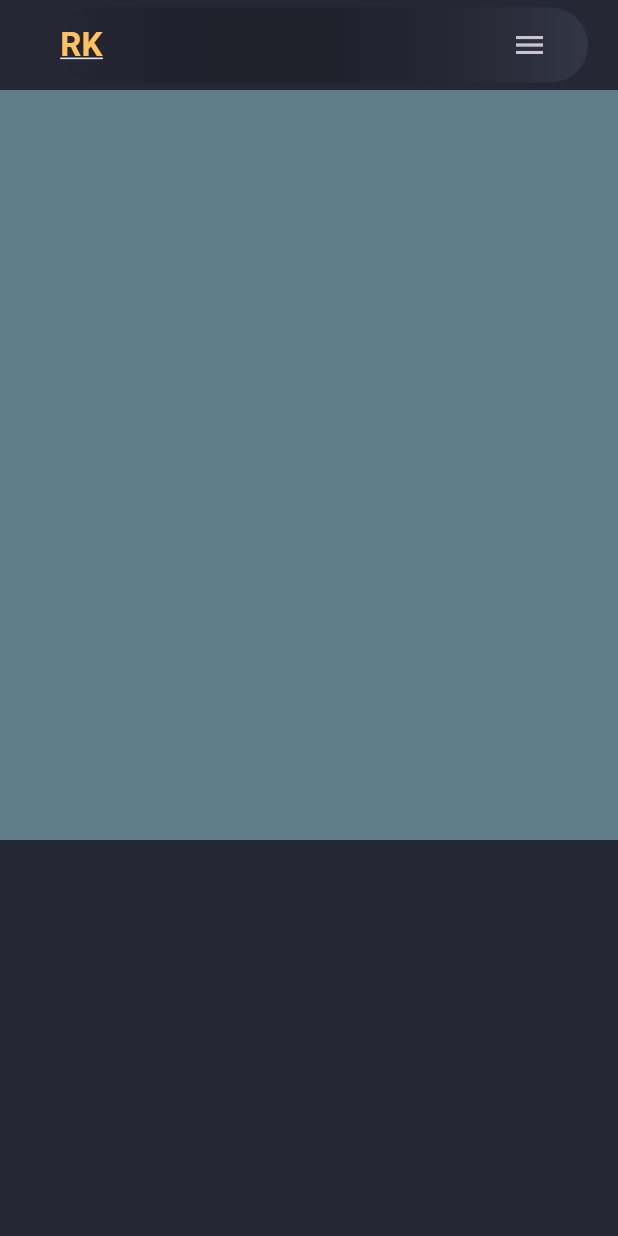
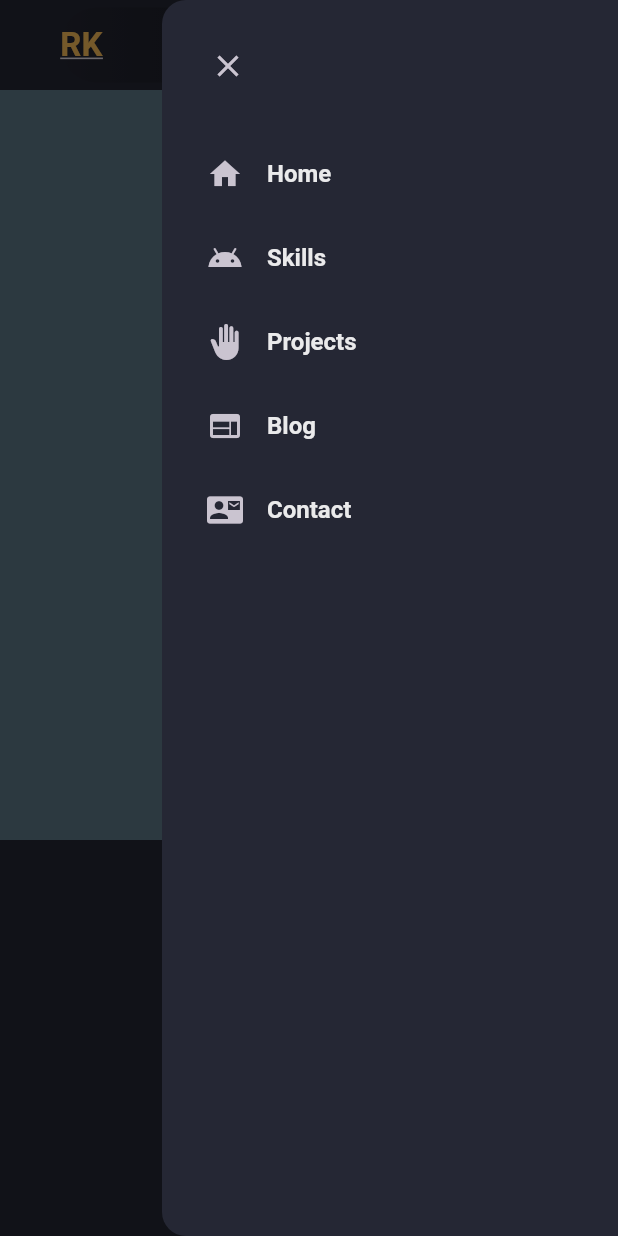
Before and after one commit to rajukarki467/protfolio_model, a Flutter app: the screen it shows after launch, with the side drawer open (before the commit the screen has no drawer), on a phone screen of 412 x 824 dp. Run offline on Flutter 3.47's test engine with Material 3 defaults, Android fonts, the phone set to English and light mode, and no system bars.

Commit message:
making a drawer for mobile

```diff
--- a/lib/constants/nav_items.dart
+++ b/lib/constants/nav_items.dart
@@ -1 +1,11 @@
+import 'package:flutter/material.dart';
+
 List<String> navTitles = ["Home", "Skills", "Projects", "Blog", "Contact"];
+
+List<IconData> navIcons = [
+  Icons.home,
+  Icons.android_outlined,
+  Icons.back_hand,
+  Icons.web,
+  Icons.quick_contacts_mail,
+];
--- a/lib/pages/home_page.dart
+++ b/lib/pages/home_page.dart
@@ -1,10 +1,7 @@
 import 'package:flutter/material.dart';
 import 'package:my_portfolio/constants/colors.dart';
-import 'package:my_portfolio/constants/nav_items.dart';
-import 'package:my_portfolio/style/text_style.dart';
-import 'package:my_portfolio/widgets/header_dasktop.dart';
+import 'package:my_portfolio/widgets/drawer_mobile.dart';
 import 'package:my_portfolio/widgets/header_mobile.dart';
-import 'package:my_portfolio/widgets/site_logo.dart';
 
 class HomePage extends StatefulWidget {
   const HomePage({super.key});
@@ -14,16 +11,24 @@ class HomePage extends StatefulWidget {
 }
 
 class _HomePageState extends State<HomePage> {
+  final scaffoldKey = GlobalKey<ScaffoldState>();
   @override
   Widget build(BuildContext context) {
     return Scaffold(
+      key: scaffoldKey,
+      endDrawer: const DrawerMobile(),
       backgroundColor: CustomColor.ScaffoldBg,
       body: ListView(
         scrollDirection: Axis.vertical,
         children: [
           //MAIN
           // HeaderDesktop(),
-          HeaderMobile(onLogoTap: () {}, onMenuTap: () {}),
+          HeaderMobile(
+            onLogoTap: () {},
+            onMenuTap: () {
+              scaffoldKey.currentState?.openEndDrawer();
+            },
+          ),
 
           //SKILL
           Container(
--- /dev/null
+++ b/lib/widgets/drawer_mobile.dart
@@ -0,0 +1,43 @@
+import 'package:flutter/material.dart';
+import 'package:my_portfolio/constants/colors.dart';
+import 'package:my_portfolio/constants/nav_items.dart';
+
+class DrawerMobile extends StatelessWidget {
+  const DrawerMobile({super.key});
+
+  @override
+  Widget build(BuildContext context) {
+    return Drawer(
+      backgroundColor: CustomColor.ScaffoldBg,
+      child: ListView(
+        children: [
+          Align(
+            alignment: Alignment.centerLeft,
+            child: Padding(
+              padding: const EdgeInsets.only(left: 20, top: 20, bottom: 20),
+              child: IconButton(
+                onPressed: () {
+                  Navigator.of(context).pop();
+                },
+                icon: Icon(Icons.close),
+              ),
+            ),
+          ),
+
+          for (int i = 0; i < navIcons.length; i++)
+            ListTile(
+              contentPadding: const EdgeInsets.symmetric(horizontal: 30.0),
+              leading: Icon(navIcons[i]),
+              title: Text(navTitles[i]),
+              titleTextStyle: const TextStyle(
+                color: CustomColor.whitePrimary,
+                fontWeight: FontWeight.w600,
+                fontSize: 16,
+              ),
+              onTap: () {},
+            ),
+        ],
+      ),
+    );
+  }
+}
```
